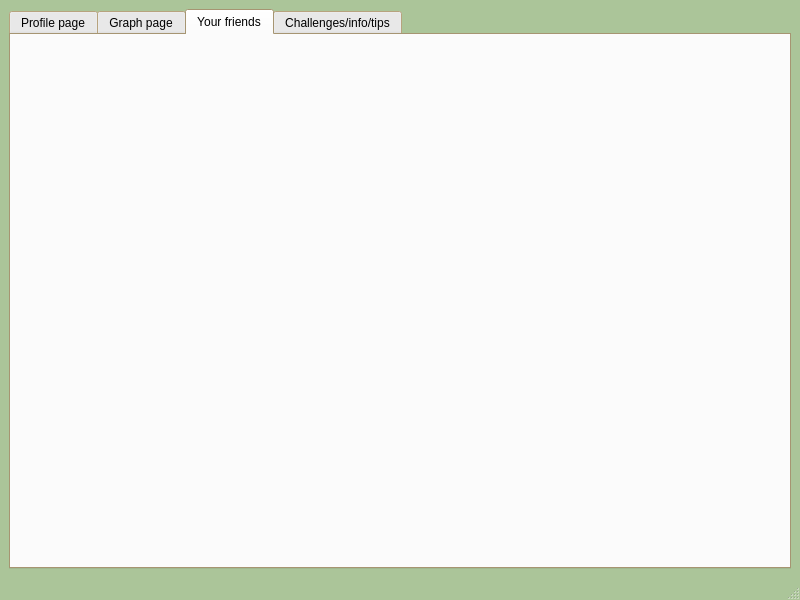
The window that GUI/UICarbonTracker/mainwindow.ui (cgneo/CarbonTracker) describes before a commit, drawn with Qt 5.
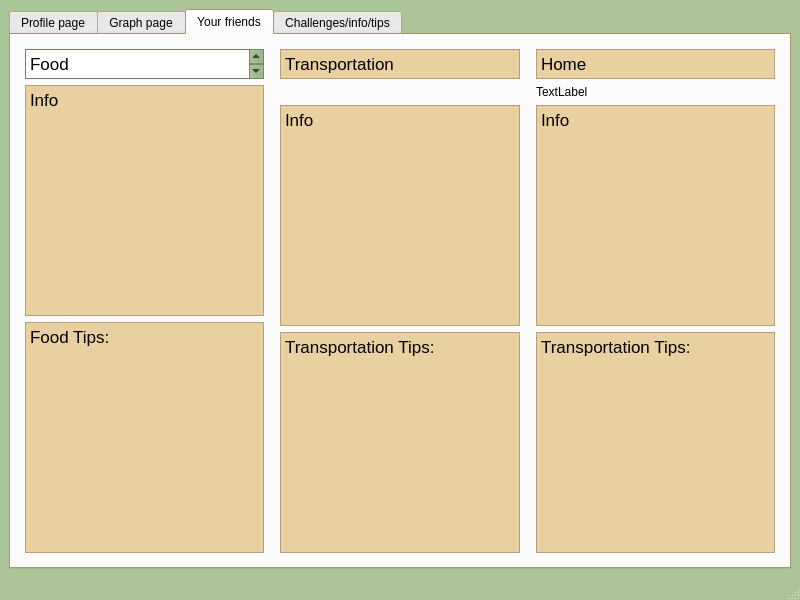
The same window after the commit. The open tabs and pages were chosen to show the change. Icons and pictures are not drawn.

Commit message: Info page

Diff of the .ui file:
```diff
--- a/GUI/UICarbonTracker/mainwindow.ui
+++ b/GUI/UICarbonTracker/mainwindow.ui
@@ -353,6 +353,639 @@
        <attribute name="title">
         <string>Your friends</string>
        </attribute>
+       <layout class="QHBoxLayout" name="horizontalLayout_4">
+        <item>
+         <layout class="QVBoxLayout" name="verticalLayout">
+          <property name="leftMargin">
+           <number>5</number>
+          </property>
+          <property name="topMargin">
+           <number>5</number>
+          </property>
+          <property name="rightMargin">
+           <number>5</number>
+          </property>
+          <property name="bottomMargin">
+           <number>5</number>
+          </property>
+          <item>
+           <widget class="QTextEdit" name="textEdit_2">
+            <property name="maximumSize">
+             <size>
+              <width>16777215</width>
+              <height>30</height>
+             </size>
+            </property>
+            <property name="palette">
+             <palette>
+              <active>
+               <colorrole role="WindowText">
+                <brush brushstyle="SolidPattern">
+                 <color alpha="255">
+                  <red>0</red>
+                  <green>0</green>
+                  <blue>0</blue>
+                 </color>
+                </brush>
+               </colorrole>
+               <colorrole role="Button">
+                <brush brushstyle="SolidPattern">
+                 <color alpha="255">
+                  <red>139</red>
+                  <green>172</green>
+                  <blue>121</blue>
+                 </color>
+                </brush>
+               </colorrole>
+               <colorrole role="Light">
+                <brush brushstyle="SolidPattern">
+                 <color alpha="255">
+                  <red>208</red>
+                  <green>255</green>
+                  <blue>182</blue>
+                 </color>
+                </brush>
+               </colorrole>
+               <colorrole role="Midlight">
+                <brush brushstyle="SolidPattern">
+                 <color alpha="255">
+                  <red>173</red>
+                  <green>213</green>
+                  <blue>151</blue>
+                 </color>
+                </brush>
+               </colorrole>
+               <colorrole role="Dark">
+                <brush brushstyle="SolidPattern">
+                 <color alpha="255">
+                  <red>69</red>
+                  <green>86</green>
+                  <blue>60</blue>
+                 </color>
+                </brush>
+               </colorrole>
+               <colorrole role="Mid">
+                <brush brushstyle="SolidPattern">
+                 <color alpha="255">
+                  <red>92</red>
+                  <green>114</green>
+                  <blue>81</blue>
+                 </color>
+                </brush>
+               </colorrole>
+               <colorrole role="Text">
+                <brush brushstyle="SolidPattern">
+                 <color alpha="255">
+                  <red>0</red>
+                  <green>0</green>
+                  <blue>0</blue>
+                 </color>
+                </brush>
+               </colorrole>
+               <colorrole role="BrightText">
+                <brush brushstyle="SolidPattern">
+                 <color alpha="255">
+                  <red>255</red>
+                  <green>255</green>
+                  <blue>255</blue>
+                 </color>
+                </brush>
+               </colorrole>
+               <colorrole role="ButtonText">
+                <brush brushstyle="SolidPattern">
+                 <color alpha="255">
+                  <red>0</red>
+                  <green>0</green>
+                  <blue>0</blue>
+                 </color>
+                </brush>
+               </colorrole>
+               <colorrole role="Base">
+                <brush brushstyle="SolidPattern">
+                 <color alpha="255">
+                  <red>255</red>
+                  <green>255</green>
+                  <blue>255</blue>
+                 </color>
+                </brush>
+               </colorrole>
+               <colorrole role="Window">
+                <brush brushstyle="SolidPattern">
+                 <color alpha="255">
+                  <red>139</red>
+                  <green>172</green>
+                  <blue>121</blue>
+                 </color>
+                </brush>
+               </colorrole>
+               <colorrole role="Shadow">
+                <brush brushstyle="SolidPattern">
+                 <color alpha="255">
+                  <red>0</red>
+                  <green>0</green>
+                  <blue>0</blue>
+                 </color>
+                </brush>
+               </colorrole>
+               <colorrole role="AlternateBase">
+                <brush brushstyle="SolidPattern">
+                 <color alpha="255">
+                  <red>197</red>
+                  <green>213</green>
+                  <blue>188</blue>
+                 </color>
+                </brush>
+               </colorrole>
+               <colorrole role="ToolTipBase">
+                <brush brushstyle="SolidPattern">
+                 <color alpha="255">
+                  <red>255</red>
+                  <green>255</green>
+                  <blue>220</blue>
+                 </color>
+                </brush>
+               </colorrole>
+               <colorrole role="ToolTipText">
+                <brush brushstyle="SolidPattern">
+                 <color alpha="255">
+                  <red>0</red>
+                  <green>0</green>
+                  <blue>0</blue>
+                 </color>
+                </brush>
+               </colorrole>
+               <colorrole role="PlaceholderText">
+                <brush brushstyle="SolidPattern">
+                 <color alpha="128">
+                  <red>0</red>
+                  <green>0</green>
+                  <blue>0</blue>
+                 </color>
+                </brush>
+               </colorrole>
+              </active>
+              <inactive>
+               <colorrole role="WindowText">
+                <brush brushstyle="SolidPattern">
+                 <color alpha="255">
+                  <red>0</red>
+                  <green>0</green>
+                  <blue>0</blue>
+                 </color>
+                </brush>
+               </colorrole>
+               <colorrole role="Button">
+                <brush brushstyle="SolidPattern">
+                 <color alpha="255">
+                  <red>139</red>
+                  <green>172</green>
+                  <blue>121</blue>
+                 </color>
+                </brush>
+               </colorrole>
+               <colorrole role="Light">
+                <brush brushstyle="SolidPattern">
+                 <color alpha="255">
+                  <red>208</red>
+                  <green>255</green>
+                  <blue>182</blue>
+                 </color>
+                </brush>
+               </colorrole>
+               <colorrole role="Midlight">
+                <brush brushstyle="SolidPattern">
+                 <color alpha="255">
+                  <red>173</red>
+                  <green>213</green>
+                  <blue>151</blue>
+                 </color>
+                </brush>
+               </colorrole>
+               <colorrole role="Dark">
+                <brush brushstyle="SolidPattern">
+                 <color alpha="255">
+                  <red>69</red>
+                  <green>86</green>
+                  <blue>60</blue>
+                 </color>
+                </brush>
+               </colorrole>
+               <colorrole role="Mid">
+                <brush brushstyle="SolidPattern">
+                 <color alpha="255">
+                  <red>92</red>
+                  <green>114</green>
+                  <blue>81</blue>
+                 </color>
+                </brush>
+               </colorrole>
+               <colorrole role="Text">
+                <brush brushstyle="SolidPattern">
+                 <color alpha="255">
+                  <red>0</red>
+                  <green>0</green>
+                  <blue>0</blue>
+                 </color>
+                </brush>
+               </colorrole>
+               <colorrole role="BrightText">
+                <brush brushstyle="SolidPattern">
+                 <color alpha="255">
+                  <red>255</red>
+                  <green>255</green>
+                  <blue>255</blue>
+                 </color>
+                </brush>
+               </colorrole>
+               <colorrole role="ButtonText">
+                <brush brushstyle="SolidPattern">
+                 <color alpha="255">
+                  <red>0</red>
+                  <green>0</green>
+                  <blue>0</blue>
+                 </color>
+                </brush>
+               </colorrole>
+               <colorrole role="Base">
+                <brush brushstyle="SolidPattern">
+                 <color alpha="255">
+                  <red>255</red>
+                  <green>255</green>
+                  <blue>255</blue>
+                 </color>
+                </brush>
+               </colorrole>
+               <colorrole role="Window">
+                <brush brushstyle="SolidPattern">
+                 <color alpha="255">
+                  <red>139</red>
+                  <green>172</green>
+                  <blue>121</blue>
+                 </color>
+                </brush>
+               </colorrole>
+               <colorrole role="Shadow">
+                <brush brushstyle="SolidPattern">
+                 <color alpha="255">
+                  <red>0</red>
+                  <green>0</green>
+                  <blue>0</blue>
+                 </color>
+                </brush>
+               </colorrole>
+               <colorrole role="AlternateBase">
+                <brush brushstyle="SolidPattern">
+                 <color alpha="255">
+                  <red>197</red>
+                  <green>213</green>
+                  <blue>188</blue>
+                 </color>
+                </brush>
+               </colorrole>
+               <colorrole role="ToolTipBase">
+                <brush brushstyle="SolidPattern">
+                 <color alpha="255">
+                  <red>255</red>
+                  <green>255</green>
+                  <blue>220</blue>
+                 </color>
+                </brush>
+               </colorrole>
+               <colorrole role="ToolTipText">
+                <brush brushstyle="SolidPattern">
+                 <color alpha="255">
+                  <red>0</red>
+                  <green>0</green>
+                  <blue>0</blue>
+                 </color>
+                </brush>
+               </colorrole>
+               <colorrole role="PlaceholderText">
+                <brush brushstyle="SolidPattern">
+                 <color alpha="128">
+                  <red>0</red>
+                  <green>0</green>
+                  <blue>0</blue>
+                 </color>
+                </brush>
+               </colorrole>
+              </inactive>
+              <disabled>
+               <colorrole role="WindowText">
+                <brush brushstyle="SolidPattern">
+                 <color alpha="255">
+                  <red>69</red>
+                  <green>86</green>
+                  <blue>60</blue>
+                 </color>
+                </brush>
+               </colorrole>
+               <colorrole role="Button">
+                <brush brushstyle="SolidPattern">
+                 <color alpha="255">
+                  <red>139</red>
+                  <green>172</green>
+                  <blue>121</blue>
+                 </color>
+                </brush>
+               </colorrole>
+               <colorrole role="Light">
+                <brush brushstyle="SolidPattern">
+                 <color alpha="255">
+                  <red>208</red>
+                  <green>255</green>
+                  <blue>182</blue>
+                 </color>
+                </brush>
+               </colorrole>
+               <colorrole role="Midlight">
+                <brush brushstyle="SolidPattern">
+                 <color alpha="255">
+                  <red>173</red>
+                  <green>213</green>
+                  <blue>151</blue>
+                 </color>
+                </brush>
+               </colorrole>
+               <colorrole role="Dark">
+                <brush brushstyle="SolidPattern">
+                 <color alpha="255">
+                  <red>69</red>
+                  <green>86</green>
+                  <blue>60</blue>
+                 </color>
+                </brush>
+               </colorrole>
+               <colorrole role="Mid">
+                <brush brushstyle="SolidPattern">
+                 <color alpha="255">
+                  <red>92</red>
+                  <green>114</green>
+                  <blue>81</blue>
+                 </color>
+                </brush>
+               </colorrole>
+               <colorrole role="Text">
+                <brush brushstyle="SolidPattern">
+                 <color alpha="255">
+                  <red>69</red>
+                  <green>86</green>
+                  <blue>60</blue>
+                 </color>
+                </brush>
+               </colorrole>
+               <colorrole role="BrightText">
+                <brush brushstyle="SolidPattern">
+                 <color alpha="255">
+                  <red>255</red>
+                  <green>255</green>
+                  <blue>255</blue>
+                 </color>
+                </brush>
+               </colorrole>
+               <colorrole role="ButtonText">
+                <brush brushstyle="SolidPattern">
+                 <color alpha="255">
+                  <red>69</red>
+                  <green>86</green>
+                  <blue>60</blue>
+                 </color>
+                </brush>
+               </colorrole>
+               <colorrole role="Base">
+                <brush brushstyle="SolidPattern">
+                 <color alpha="255">
+                  <red>139</red>
+                  <green>172</green>
+                  <blue>121</blue>
+                 </color>
+                </brush>
+               </colorrole>
+               <colorrole role="Window">
+                <brush brushstyle="SolidPattern">
+                 <color alpha="255">
+                  <red>139</red>
+                  <green>172</green>
+                  <blue>121</blue>
+                 </color>
+                </brush>
+               </colorrole>
+               <colorrole role="Shadow">
+                <brush brushstyle="SolidPattern">
+                 <color alpha="255">
+                  <red>0</red>
+                  <green>0</green>
+                  <blue>0</blue>
+                 </color>
+                </brush>
+               </colorrole>
+               <colorrole role="AlternateBase">
+                <brush brushstyle="SolidPattern">
+                 <color alpha="255">
+                  <red>139</red>
+                  <green>172</green>
+                  <blue>121</blue>
+                 </color>
+                </brush>
+               </colorrole>
+               <colorrole role="ToolTipBase">
+                <brush brushstyle="SolidPattern">
+                 <color alpha="255">
+                  <red>255</red>
+                  <green>255</green>
+                  <blue>220</blue>
+                 </color>
+                </brush>
+               </colorrole>
+               <colorrole role="ToolTipText">
+                <brush brushstyle="SolidPattern">
+                 <color alpha="255">
+                  <red>0</red>
+                  <green>0</green>
+                  <blue>0</blue>
+                 </color>
+                </brush>
+               </colorrole>
+               <colorrole role="PlaceholderText">
+                <brush brushstyle="SolidPattern">
+                 <color alpha="128">
+                  <red>0</red>
+                  <green>0</green>
+                  <blue>0</blue>
+                 </color>
+                </brush>
+               </colorrole>
+              </disabled>
+             </palette>
+            </property>
+            <property name="styleSheet">
+             <string notr="true">QtextEdit_2{rgb(139, 195, 136)qlineargradient(spread:pad, x1:0, y1:1, x2:0, y2:0, stop:0 rgba(0, 0, 0, 255), stop:0.05 rgba(14, 8, 73, 255), stop:0.36 rgba(28, 17, 145, 255), stop:0.6 rgba(126, 14, 81, 255), stop:0.75 rgba(234, 11, 11, 255), stop:0.79 rgba(244, 70, 5, 255), stop:0.86 rgba(255, 136, 0, 255), stop:0.935 rgba(239, 236, 55, 255))QtextEdit_2{rgb(147, 173, 109)}}</string>
+            </property>
+            <property name="html">
+             <string>&lt;!DOCTYPE HTML PUBLIC &quot;-//W3C//DTD HTML 4.0//EN&quot; &quot;http://www.w3.org/TR/REC-html40/strict.dtd&quot;&gt;
+&lt;html&gt;&lt;head&gt;&lt;meta name=&quot;qrichtext&quot; content=&quot;1&quot; /&gt;&lt;style type=&quot;text/css&quot;&gt;
+p, li { white-space: pre-wrap; }
+&lt;/style&gt;&lt;/head&gt;&lt;body style=&quot; font-family:'.AppleSystemUIFont'; font-size:13pt; font-weight:400; font-style:normal;&quot;&gt;
+&lt;p style=&quot; margin-top:0px; margin-bottom:0px; margin-left:0px; margin-right:0px; -qt-block-indent:0; text-indent:0px;&quot;&gt;Food&lt;/p&gt;
+&lt;p style=&quot;-qt-paragraph-type:empty; margin-top:0px; margin-bottom:0px; margin-left:0px; margin-right:0px; -qt-block-indent:0; text-indent:0px;&quot;&gt;&lt;br /&gt;&lt;/p&gt;&lt;/body&gt;&lt;/html&gt;</string>
+            </property>
+           </widget>
+          </item>
+          <item>
+           <widget class="QTextEdit" name="textEdit_3">
+            <property name="html">
+             <string>&lt;!DOCTYPE HTML PUBLIC &quot;-//W3C//DTD HTML 4.0//EN&quot; &quot;http://www.w3.org/TR/REC-html40/strict.dtd&quot;&gt;
+&lt;html&gt;&lt;head&gt;&lt;meta name=&quot;qrichtext&quot; content=&quot;1&quot; /&gt;&lt;style type=&quot;text/css&quot;&gt;
+p, li { white-space: pre-wrap; }
+&lt;/style&gt;&lt;/head&gt;&lt;body style=&quot; font-family:'.AppleSystemUIFont'; font-size:13pt; font-weight:400; font-style:normal;&quot;&gt;
+&lt;p style=&quot; margin-top:0px; margin-bottom:0px; margin-left:0px; margin-right:0px; -qt-block-indent:0; text-indent:0px;&quot;&gt;Info&lt;/p&gt;&lt;/body&gt;&lt;/html&gt;</string>
+            </property>
+           </widget>
+          </item>
+          <item>
+           <widget class="QTextEdit" name="textEdit">
+            <property name="html">
+             <string>&lt;!DOCTYPE HTML PUBLIC &quot;-//W3C//DTD HTML 4.0//EN&quot; &quot;http://www.w3.org/TR/REC-html40/strict.dtd&quot;&gt;
+&lt;html&gt;&lt;head&gt;&lt;meta name=&quot;qrichtext&quot; content=&quot;1&quot; /&gt;&lt;style type=&quot;text/css&quot;&gt;
+p, li { white-space: pre-wrap; }
+&lt;/style&gt;&lt;/head&gt;&lt;body style=&quot; font-family:'.AppleSystemUIFont'; font-size:13pt; font-weight:400; font-style:normal;&quot;&gt;
+&lt;p style=&quot; margin-top:0px; margin-bottom:0px; margin-left:0px; margin-right:0px; -qt-block-indent:0; text-indent:0px;&quot;&gt;Food Tips:&lt;/p&gt;
+&lt;p style=&quot;-qt-paragraph-type:empty; margin-top:0px; margin-bottom:0px; margin-left:0px; margin-right:0px; -qt-block-indent:0; text-indent:0px;&quot;&gt;&lt;br /&gt;&lt;/p&gt;&lt;/body&gt;&lt;/html&gt;</string>
+            </property>
+           </widget>
+          </item>
+         </layout>
+        </item>
+        <item>
+         <layout class="QVBoxLayout" name="verticalLayout_2">
+          <property name="leftMargin">
+           <number>5</number>
+          </property>
+          <property name="topMargin">
+           <number>5</number>
+          </property>
+          <property name="rightMargin">
+           <number>5</number>
+          </property>
+          <property name="bottomMargin">
+           <number>5</number>
+          </property>
+          <item>
+           <widget class="QTextEdit" name="textEdit_4">
+            <property name="maximumSize">
+             <size>
+              <width>16777215</width>
+              <height>30</height>
+             </size>
+            </property>
+            <property name="html">
+             <string>&lt;!DOCTYPE HTML PUBLIC &quot;-//W3C//DTD HTML 4.0//EN&quot; &quot;http://www.w3.org/TR/REC-html40/strict.dtd&quot;&gt;
+&lt;html&gt;&lt;head&gt;&lt;meta name=&quot;qrichtext&quot; content=&quot;1&quot; /&gt;&lt;style type=&quot;text/css&quot;&gt;
+p, li { white-space: pre-wrap; }
+&lt;/style&gt;&lt;/head&gt;&lt;body style=&quot; font-family:'.AppleSystemUIFont'; font-size:13pt; font-weight:400; font-style:normal;&quot;&gt;
+&lt;p style=&quot; margin-top:0px; margin-bottom:0px; margin-left:0px; margin-right:0px; -qt-block-indent:0; text-indent:0px;&quot;&gt;Transportation&lt;/p&gt;&lt;/body&gt;&lt;/html&gt;</string>
+            </property>
+           </widget>
+          </item>
+          <item>
+           <widget class="QLabel" name="label_2">
+            <property name="text">
+             <string/>
+            </property>
+            <property name="pixmap">
+             <pixmap>../../../../../../../../../Capture d’écran 2021-11-25 à 11.42.59 AM.png</pixmap>
+            </property>
+           </widget>
+          </item>
+          <item>
+           <widget class="QTextEdit" name="textEdit_5">
+            <property name="html">
+             <string>&lt;!DOCTYPE HTML PUBLIC &quot;-//W3C//DTD HTML 4.0//EN&quot; &quot;http://www.w3.org/TR/REC-html40/strict.dtd&quot;&gt;
+&lt;html&gt;&lt;head&gt;&lt;meta name=&quot;qrichtext&quot; content=&quot;1&quot; /&gt;&lt;style type=&quot;text/css&quot;&gt;
+p, li { white-space: pre-wrap; }
+&lt;/style&gt;&lt;/head&gt;&lt;body style=&quot; font-family:'.AppleSystemUIFont'; font-size:13pt; font-weight:400; font-style:normal;&quot;&gt;
+&lt;p style=&quot; margin-top:0px; margin-bottom:0px; margin-left:0px; margin-right:0px; -qt-block-indent:0; text-indent:0px;&quot;&gt;Info&lt;/p&gt;&lt;/body&gt;&lt;/html&gt;</string>
+            </property>
+           </widget>
+          </item>
+          <item>
+           <widget class="QTextEdit" name="textEdit_6">
+            <property name="html">
+             <string>&lt;!DOCTYPE HTML PUBLIC &quot;-//W3C//DTD HTML 4.0//EN&quot; &quot;http://www.w3.org/TR/REC-html40/strict.dtd&quot;&gt;
+&lt;html&gt;&lt;head&gt;&lt;meta name=&quot;qrichtext&quot; content=&quot;1&quot; /&gt;&lt;style type=&quot;text/css&quot;&gt;
+p, li { white-space: pre-wrap; }
+&lt;/style&gt;&lt;/head&gt;&lt;body style=&quot; font-family:'.AppleSystemUIFont'; font-size:13pt; font-weight:400; font-style:normal;&quot;&gt;
+&lt;p style=&quot; margin-top:0px; margin-bottom:0px; margin-left:0px; margin-right:0px; -qt-block-indent:0; text-indent:0px;&quot;&gt;Transportation Tips:&lt;/p&gt;
+&lt;p style=&quot;-qt-paragraph-type:empty; margin-top:0px; margin-bottom:0px; margin-left:0px; margin-right:0px; -qt-block-indent:0; text-indent:0px;&quot;&gt;&lt;br /&gt;&lt;/p&gt;&lt;/body&gt;&lt;/html&gt;</string>
+            </property>
+           </widget>
+          </item>
+         </layout>
+        </item>
+        <item>
+         <layout class="QVBoxLayout" name="verticalLayout_3">
+          <property name="leftMargin">
+           <number>5</number>
+          </property>
+          <property name="topMargin">
+           <number>5</number>
+          </property>
+          <property name="rightMargin">
+           <number>5</number>
+          </property>
+          <property name="bottomMargin">
+           <number>5</number>
+          </property>
+          <item>
+           <widget class="QTextEdit" name="textEdit_7">
+            <property name="maximumSize">
+             <size>
+              <width>16777215</width>
+              <height>30</height>
+             </size>
+            </property>
+            <property name="html">
+             <string>&lt;!DOCTYPE HTML PUBLIC &quot;-//W3C//DTD HTML 4.0//EN&quot; &quot;http://www.w3.org/TR/REC-html40/strict.dtd&quot;&gt;
+&lt;html&gt;&lt;head&gt;&lt;meta name=&quot;qrichtext&quot; content=&quot;1&quot; /&gt;&lt;style type=&quot;text/css&quot;&gt;
+p, li { white-space: pre-wrap; }
+&lt;/style&gt;&lt;/head&gt;&lt;body style=&quot; font-family:'.AppleSystemUIFont'; font-size:13pt; font-weight:400; font-style:normal;&quot;&gt;
+&lt;p style=&quot; margin-top:0px; margin-bottom:0px; margin-left:0px; margin-right:0px; -qt-block-indent:0; text-indent:0px;&quot;&gt;Home&lt;/p&gt;&lt;/body&gt;&lt;/html&gt;</string>
+            </property>
+           </widget>
+          </item>
+          <item>
+           <widget class="QLabel" name="label_3">
+            <property name="text">
+             <string>TextLabel</string>
+            </property>
+           </widget>
+          </item>
+          <item>
+           <widget class="QTextEdit" name="textEdit_8">
+            <property name="html">
+             <string>&lt;!DOCTYPE HTML PUBLIC &quot;-//W3C//DTD HTML 4.0//EN&quot; &quot;http://www.w3.org/TR/REC-html40/strict.dtd&quot;&gt;
+&lt;html&gt;&lt;head&gt;&lt;meta name=&quot;qrichtext&quot; content=&quot;1&quot; /&gt;&lt;style type=&quot;text/css&quot;&gt;
+p, li { white-space: pre-wrap; }
+&lt;/style&gt;&lt;/head&gt;&lt;body style=&quot; font-family:'.AppleSystemUIFont'; font-size:13pt; font-weight:400; font-style:normal;&quot;&gt;
+&lt;p style=&quot; margin-top:0px; margin-bottom:0px; margin-left:0px; margin-right:0px; -qt-block-indent:0; text-indent:0px;&quot;&gt;Info&lt;/p&gt;&lt;/body&gt;&lt;/html&gt;</string>
+            </property>
+           </widget>
+          </item>
+          <item>
+           <widget class="QTextEdit" name="textEdit_9">
+            <property name="html">
+             <string>&lt;!DOCTYPE HTML PUBLIC &quot;-//W3C//DTD HTML 4.0//EN&quot; &quot;http://www.w3.org/TR/REC-html40/strict.dtd&quot;&gt;
+&lt;html&gt;&lt;head&gt;&lt;meta name=&quot;qrichtext&quot; content=&quot;1&quot; /&gt;&lt;style type=&quot;text/css&quot;&gt;
+p, li { white-space: pre-wrap; }
+&lt;/style&gt;&lt;/head&gt;&lt;body style=&quot; font-family:'.AppleSystemUIFont'; font-size:13pt; font-weight:400; font-style:normal;&quot;&gt;
+&lt;p style=&quot; margin-top:0px; margin-bottom:0px; margin-left:0px; margin-right:0px; -qt-block-indent:0; text-indent:0px;&quot;&gt;Transportation Tips:&lt;/p&gt;
+&lt;p style=&quot;-qt-paragraph-type:empty; margin-top:0px; margin-bottom:0px; margin-left:0px; margin-right:0px; -qt-block-indent:0; text-indent:0px;&quot;&gt;&lt;br /&gt;&lt;/p&gt;&lt;/body&gt;&lt;/html&gt;</string>
+            </property>
+           </widget>
+          </item>
+         </layout>
+        </item>
+       </layout>
       </widget>
       <widget class="QWidget" name="tab_4">
        <attribute name="title">
```
Left out of the diff: 5 changed lines with no effect on the pictures. The commit also changes 20 other files.
